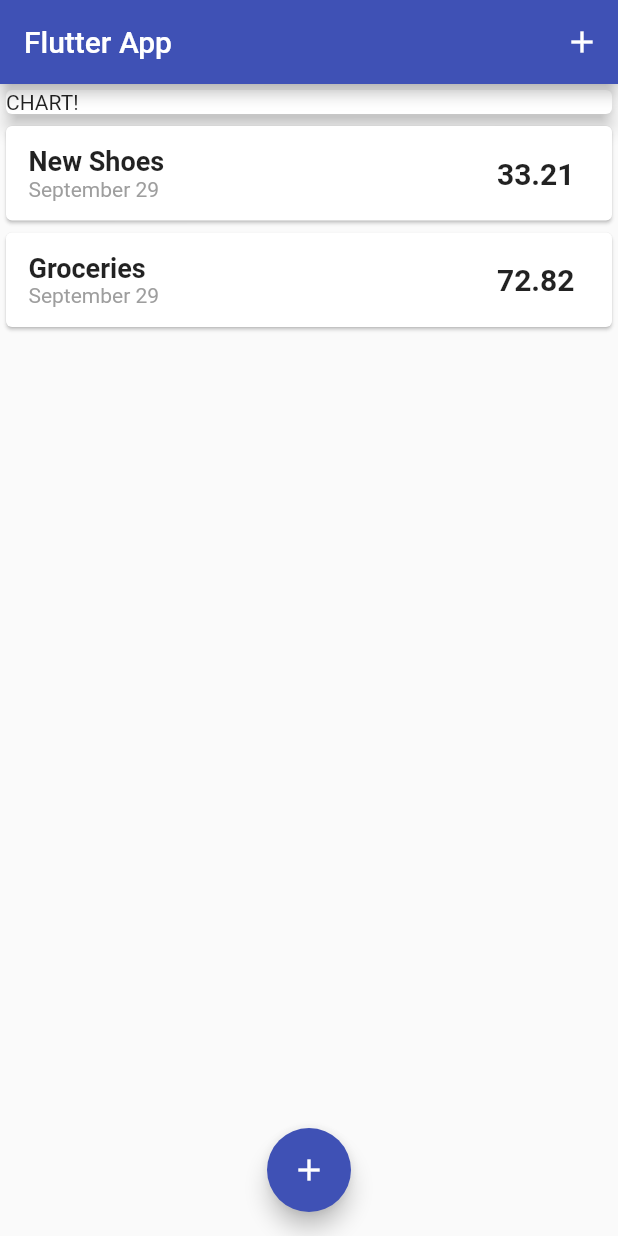
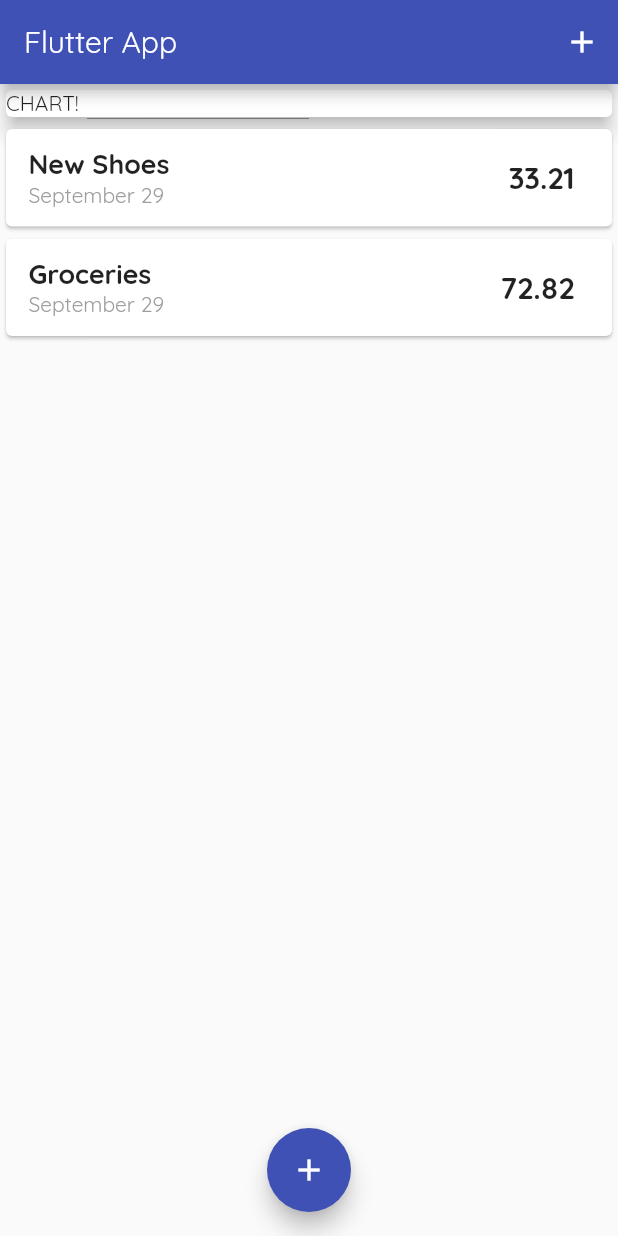
Before and after one commit to ralsuwaidi/flutter_styling_exploration, a Flutter app: the screen it shows after launch, on a phone screen of 412 x 824 dp. Run offline on Flutter 3.47's test engine with Material 2 defaults, Android fonts, the phone set to English and light mode, and no system bars.

Commit message:
add fonts

```diff
--- a/lib/main.dart
+++ b/lib/main.dart
@@ -14,6 +14,7 @@ class MyApp extends StatelessWidget {
       home: MyHomePage(),
       theme: ThemeData(
         primarySwatch: Colors.indigo,
+        fontFamily: 'Quicksand',
       ),
     );
   }
```
Also changed, not shown: pubspec.yaml (+7 -11 lines), assets/fonts/OpenSans-Bold.ttf (added), assets/fonts/OpenSans-Regular.ttf (added), assets/fonts/Quicksand-Bold.ttf (added), assets/fonts/Quicksand-Light.ttf (added), assets/fonts/Quicksand-Medium.ttf (added), assets/fonts/Quicksand-Regular.ttf (added).
